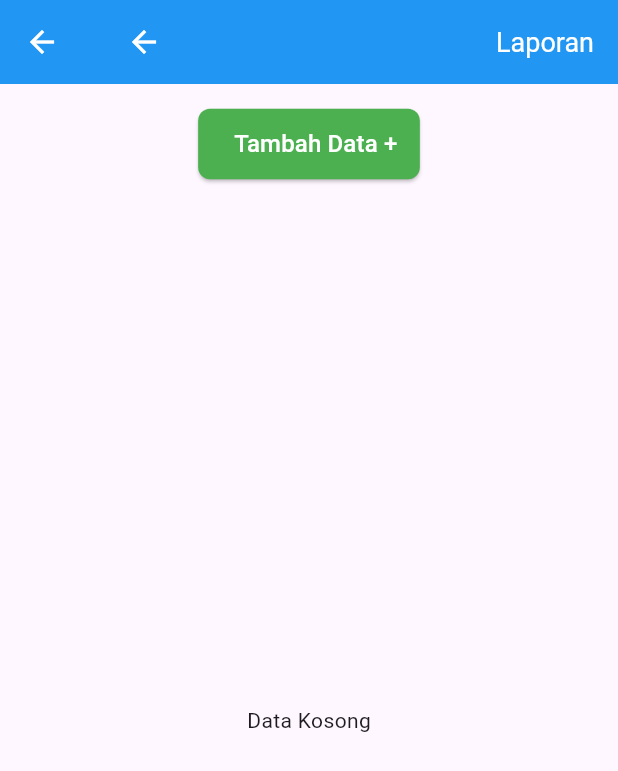
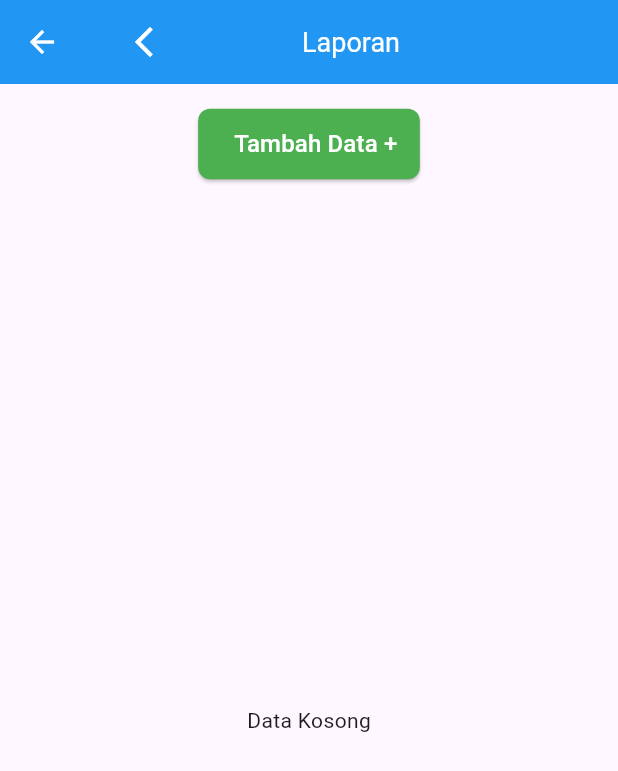
Before and after one commit to Faiz-Akbar-Putra-Wardani/TechMart---Aplikasi-Kasir-Toko-Elektronik, a Flutter app: the ReportView screen opened by its route, on a phone screen of 412 x 824 dp. Shown: the top 771 px of the screen. Run offline on Flutter 3.47's test engine with Material 3 defaults, Android fonts, the phone set to English and light mode, and no system bars; our stand-ins replace cloud_firestore, firebase_auth, firebase_core, get; missing offline and left inert: dart:ffi; accounts and stored records are empty.

Commit message:
Fix Posisi text di halaman bagian atas masing masing fitur

```diff
--- a/lib/app/modules/report/views/report_view.dart
+++ b/lib/app/modules/report/views/report_view.dart
@@ -18,11 +18,13 @@ class ReportView extends GetView<ReportController> {
         backgroundColor: Colors.blue,
         iconTheme: const IconThemeData(color: Colors.white),
         title: Row(
+          crossAxisAlignment:
+              CrossAxisAlignment.center, // Pastikan elemen sejajar vertikal
           mainAxisAlignment: MainAxisAlignment
-              .spaceBetween, // Agar icon dan teks berada di sisi yang berlawanan
+              .spaceBetween, // Agar ikon dan teks diatur jaraknya
           children: [
             IconButton(
-              icon: const Icon(Icons.arrow_back),
+              icon: const Icon(Icons.arrow_back_ios_new_outlined),
               onPressed: () {
                 Get.to(HomeView());
               },
@@ -31,6 +33,9 @@ class ReportView extends GetView<ReportController> {
               'Laporan',
               style: TextStyle(fontSize: 18, color: Colors.white),
             ),
+            const SizedBox(
+                width:
+                    48), // Menyediakan ruang kosong agar teks tetap di tengah
           ],
         ),
       ),
```
Also changed, not shown: lib/app/modules/customer/views/customer_view.dart (+6 -1 lines), lib/app/modules/employee/views/employee_view.dart (+6 -1 lines), lib/app/modules/product/views/product_view.dart (+6 -1 lines).
